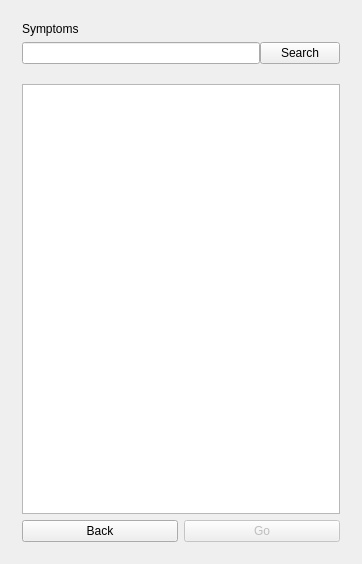
Qt form widget.ui (yogeshmangaj/Smartphone-based-Healthcare-assistant) before a commit.
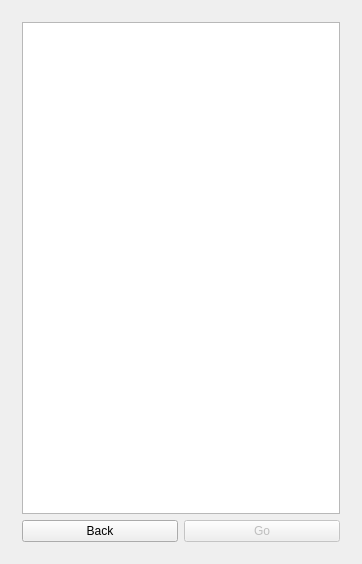
The same form after that commit. The open tabs and pages were chosen to show the change.

The edit to the form file:
```diff
--- a/widget.ui
+++ b/widget.ui
@@ -104,36 +104,6 @@
        </sizepolicy>
       </property>
       <layout class="QVBoxLayout" name="verticalLayout_5">
-       <item>
-        <widget class="QLabel" name="label_2">
-         <property name="text">
-          <string>Symptoms</string>
-         </property>
-        </widget>
-       </item>
-       <item>
-        <layout class="QHBoxLayout" name="horizontalLayout">
-         <property name="spacing">
-          <number>0</number>
-         </property>
-         <property name="sizeConstraint">
-          <enum>QLayout::SetNoConstraint</enum>
-         </property>
-         <property name="bottomMargin">
-          <number>14</number>
-         </property>
-         <item>
-          <widget class="QLineEdit" name="lineEdit"/>
-         </item>
-         <item>
-          <widget class="QPushButton" name="pushButton_4">
-           <property name="text">
-            <string>Search</string>
-           </property>
-          </widget>
-         </item>
-        </layout>
-       </item>
        <item>
         <widget class="QListView" name="listView"/>
        </item>
```
Left out of the diff: 25 changed lines with no effect on the pictures.
